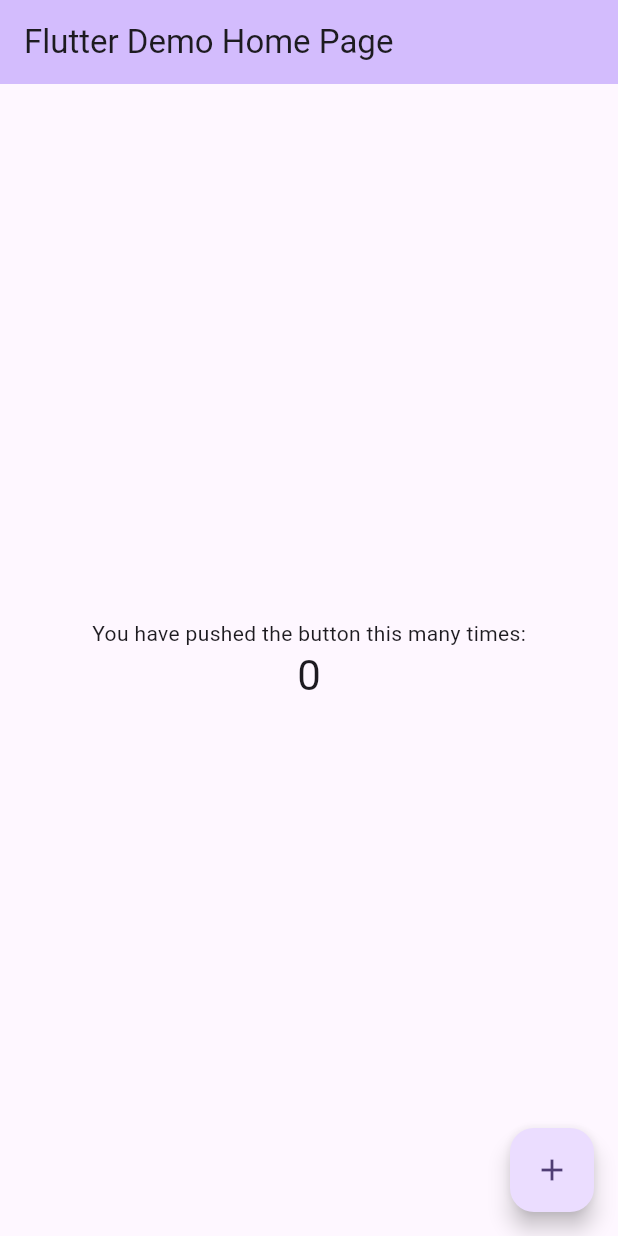
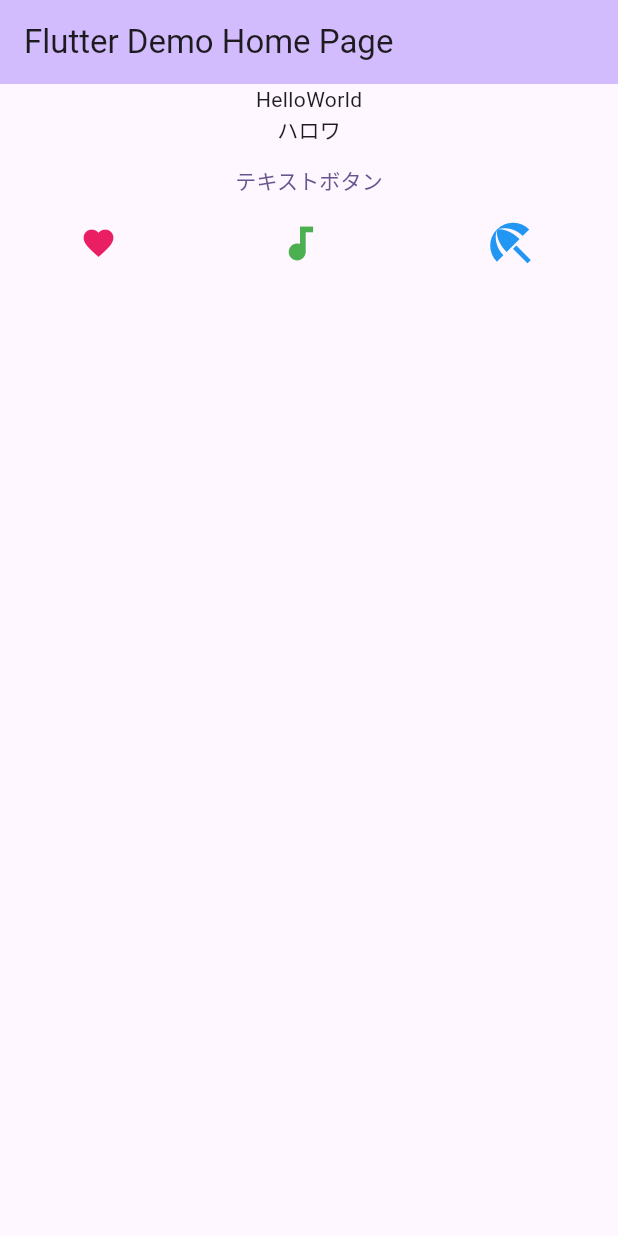
Before and after one commit to powerninja/helloFlutter, a Flutter app: the screen it shows after launch, on a phone screen of 412 x 824 dp. Run offline on Flutter 3.47's test engine with Material 3 defaults, Android fonts, the phone set to English and light mode, and no system bars.

Commit message:
元のコードをコメントアウトし、テキスト、ボタン、アイコンを追加

```diff
--- a/lib/main.dart
+++ b/lib/main.dart
@@ -54,28 +54,58 @@ class _MyHomePageState extends State<MyHomePage> {
           backgroundColor: Theme.of(context).colorScheme.inversePrimary,
           title: Text(widget.title),
         ),
-      body: Center(
-        child: Column(
-          mainAxisAlignment: MainAxisAlignment.center,
-          children: <Widget>[
-            //画面の中央に表示されるテキスト
-            const Text(
-              'You have pushed the button this many times:',
+        body: Column(
+          children: [
+            const Text("HelloWorld"),
+            const Text("ハロワ"),
+            TextButton(
+              onPressed: () => print("ボタンが押下されたよ"),
+              child: const Text("テキストボタン"),
             ),
-            // テキストの下に表示されるカウンタ
-            Text(
-              '$_counter',
-              style: Theme.of(context).textTheme.headlineMedium,
+            Row(
+              mainAxisAlignment: MainAxisAlignment.spaceAround,
+              children: const [
+                Icon(
+                  Icons.favorite,
+                  color: Colors.pink,
+                  size: 24.0,
                 ),
+                Icon(
+                  Icons.audiotrack,
+                  color: Colors.green,
+                  size: 30.0,
+                ),
+                Icon(
+                  Icons.beach_access,
+                  color: Colors.blue,
+                  size: 36.0,
+                )
               ],
-        ),
-      ),
+            )
+          ],
+        )
+        // body: Center(
+        //   child: Column(
+        //     mainAxisAlignment: MainAxisAlignment.center,
+        //     children: <Widget>[
+        //       //画面の中央に表示されるテキスト
+        //       const Text(
+        //         'You have pushed the button this many times:',
+        //       ),
+        //       // テキストの下に表示されるカウンタ
+        //       Text(
+        //         '$_counter',
+        //         style: Theme.of(context).textTheme.headlineMedium,
+        //       ),
+        //     ],
+        //   ),
+        // ),
         // 画面下部のボタン部分
-      floatingActionButton: FloatingActionButton(
-        onPressed: _incrementCounter,
-        tooltip: 'Increment',
-        child: const Icon(Icons.add),
-      ), // This trailing comma makes auto-formatting nicer for build methods.
+        // floatingActionButton: FloatingActionButton(
+        //   onPressed: _incrementCounter,
+        //   tooltip: 'Increment',
+        //   child: const Icon(Icons.add),
+        // ), // This trailing comma makes auto-formatting nicer for build methods.
         );
   }
 }
```
Lines whose indentation alone changed are shown as unchanged.
